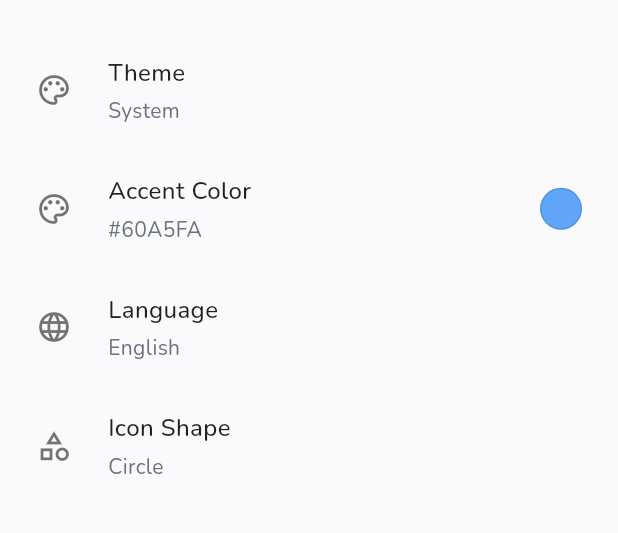
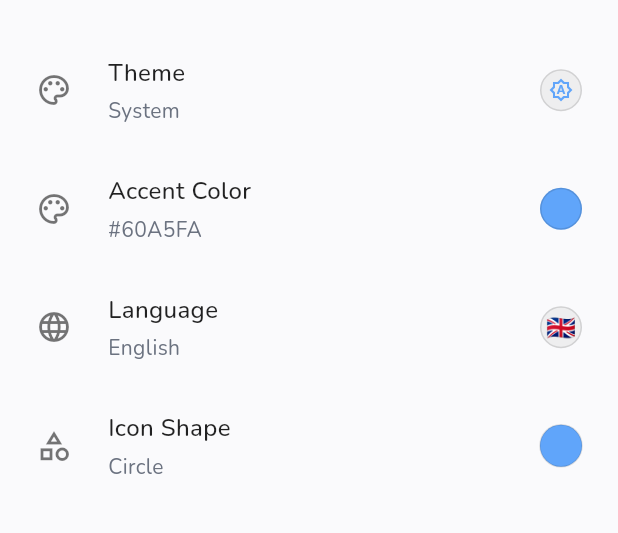
Before and after one commit to Justdhif/cuan_buddy, a Flutter app: the ThemeLanguageScreen screen opened by its route, on a phone screen of 412 x 824 dp, the part 65-598 px from its top. Run offline on Flutter 3.47's test engine with Material 3 defaults, Android fonts, the phone set to English and light mode, and no system bars; our stand-ins replace awesome_snackbar_content, cached_network_image, convex_bottom_bar, dio, emoji_picker_flutter, file_picker and 15 more; missing offline and left inert: home_widget, record; accounts and stored records are empty; network calls fail.

```diff
--- a/frontend_app/mobile/lib/features/profile/presentation/screens/theme_language_screen.dart
+++ b/frontend_app/mobile/lib/features/profile/presentation/screens/theme_language_screen.dart
@@ -107,12 +107,26 @@ class _ThemeLanguageScreenState extends ConsumerState<ThemeLanguageScreen> {
     }
   }
 
+  IconData _getThemeIcon(AppThemeMode mode) {
+    switch (mode) {
+      case AppThemeMode.system:
+        return Icons.brightness_auto_outlined;
+      case AppThemeMode.light:
+        return Icons.light_mode_outlined;
+      case AppThemeMode.dark:
+        return Icons.dark_mode_outlined;
+      case AppThemeMode.sunrise:
+        return Icons.wb_twilight_rounded;
+    }
+  }
+
   @override
   Widget build(BuildContext context) {
     final l10n = AppLocalizations.of(context);
     final themeMode = ref.watch(themeModeProvider);
     final accentColor = ref.watch(accentColorProvider);
     final shapeMode = ref.watch(categoryIconShapeProvider);
+    final isDark = Theme.of(context).brightness == Brightness.dark;
 
     return Scaffold(
       backgroundColor: Theme.of(context).scaffoldBackgroundColor,
@@ -139,14 +153,40 @@ class _ThemeLanguageScreenState extends ConsumerState<ThemeLanguageScreen> {
             title: l10n.theme,
             subtitle: _getThemeLabel(themeMode, l10n),
             onTap: () => _showThemePicker(context),
+            trailing: Container(
+              width: 28,
+              height: 28,
+              decoration: BoxDecoration(
+                color: isDark ? Colors.white10 : Colors.black.withValues(alpha: 0.05),
+                shape: BoxShape.circle,
+                border: Border.all(
+                  color: isDark ? Colors.white24 : Colors.black12,
+                ),
+              ),
+              child: Icon(
+                _getThemeIcon(themeMode),
+                size: 16,
+                color: accentColor,
+              ),
+            ),
           ),
-          _buildColorTile(
+          _buildListTile(
             context: context,
             icon: Icons.color_lens_outlined,
             title: l10n.accentColor,
             subtitle: _getAccentLabel(accentColor),
-            color: accentColor,
             onTap: () => _showAccentPicker(context),
+            trailing: Container(
+              width: 28,
+              height: 28,
+              decoration: BoxDecoration(
+                color: accentColor,
+                shape: BoxShape.circle,
+                border: Border.all(
+                  color: isDark ? Colors.white24 : Colors.black12,
+                ),
+              ),
+            ),
           ),
           _buildListTile(
             context: context,
@@ -154,6 +194,22 @@ class _ThemeLanguageScreenState extends ConsumerState<ThemeLanguageScreen> {
             title: l10n.language,
             subtitle: _getLanguageLabel(ref),
             onTap: () => _showLanguagePicker(context),
+            trailing: Container(
+              width: 28,
+              height: 28,
+              decoration: BoxDecoration(
+                color: isDark ? Colors.white10 : Colors.black.withValues(alpha: 0.05),
+                shape: BoxShape.circle,
+                border: Border.all(
+                  color: isDark ? Colors.white24 : Colors.black12,
+                ),
+              ),
+              alignment: Alignment.center,
+              child: Text(
+                ref.watch(languageProvider) == 'id' ? '🇮🇩' : '🇬🇧',
+                style: const TextStyle(fontSize: 16),
+              ),
+            ),
           ),
           _buildListTile(
             context: context,
@@ -161,6 +217,17 @@ class _ThemeLanguageScreenState extends ConsumerState<ThemeLanguageScreen> {
             title: 'Icon Shape',
             subtitle: _getShapeLabel(shapeMode),
             onTap: () => _showShapePicker(context),
+            trailing: SizedBox(
+              width: 28,
+              height: 28,
+              child: CustomPaint(
+                painter: _ShapePreviewPainter(
+                  shapeBorder: shapeMode.toShapeBorder(28),
+                  color: accentColor,
+                  borderColor: isDark ? Colors.white24 : Colors.black12,
+                ),
+              ),
+            ),
           ),
         ],
       ),
@@ -173,6 +240,7 @@ class _ThemeLanguageScreenState extends ConsumerState<ThemeLanguageScreen> {
     required String title,
     required String subtitle,
     required VoidCallback onTap,
+    Widget? trailing,
   }) {
     final isDark = Theme.of(context).brightness == Brightness.dark;
     return InkWell(
@@ -210,70 +278,10 @@ class _ThemeLanguageScreenState extends ConsumerState<ThemeLanguageScreen> {
                 ],
               ),
             ),
-          ],
-        ),
-      ),
-    );
-  }
-
-  Widget _buildColorTile({
-    required BuildContext context,
-    required IconData icon,
-    required String title,
-    required String subtitle,
-    required Color color,
-    required VoidCallback onTap,
-  }) {
-    final isDark = Theme.of(context).brightness == Brightness.dark;
-    return InkWell(
-      onTap: onTap,
-      child: Padding(
-        padding: const EdgeInsets.symmetric(horizontal: 24, vertical: 16),
-        child: Row(
-          children: [
-            Icon(
-              icon,
-              color: isDark ? Colors.white60 : Colors.black54,
-              size: 24,
-            ),
-            const SizedBox(width: 24),
-            Expanded(
-              child: Column(
-                crossAxisAlignment: CrossAxisAlignment.start,
-                children: [
-                  Text(
-                    title,
-                    style: TextStyle(
-                      fontSize: 16,
-                      fontWeight: FontWeight.w500,
-                      color: isDark ? Colors.white : Colors.black87,
-                    ),
-                  ),
-                  const SizedBox(height: 4),
-                  Text(
-                    subtitle,
-                    style: TextStyle(
-                      fontSize: 14,
-                      color: isDark
-                          ? AppColors.textSecondaryDark
-                          : AppColors.textSecondaryLight,
-                    ),
-                  ),
-                ],
-              ),
-            ),
-            const SizedBox(width: 12),
-            Container(
-              width: 28,
-              height: 28,
-              decoration: BoxDecoration(
-                color: color,
-                shape: BoxShape.circle,
-                border: Border.all(
-                  color: isDark ? Colors.white24 : Colors.black12,
-                ),
-              ),
-            ),
+            if (trailing != null) ...[
+              const SizedBox(width: 12),
+              trailing,
+            ],
           ],
         ),
       ),
@@ -630,19 +638,33 @@ class _ShapePickerSheet extends StatelessWidget {
 }
 // ─── Shape Preview Painter ─────────────────────────────────────────────────────
 class _ShapePreviewPainter extends CustomPainter {
-  _ShapePreviewPainter({required this.shapeBorder, required this.color});
+  _ShapePreviewPainter({
+    required this.shapeBorder,
+    required this.color,
+    this.borderColor,
+  });
 
   final ShapeBorder shapeBorder;
   final Color color;
+  final Color? borderColor;
 
   @override
   void paint(Canvas canvas, Size size) {
     final rect = Offset.zero & size;
     final path = shapeBorder.getOuterPath(rect);
     canvas.drawPath(path, Paint()..color = color);
+    if (borderColor != null) {
+      canvas.drawPath(
+        path,
+        Paint()
+          ..color = borderColor!
+          ..style = PaintingStyle.stroke
+          ..strokeWidth = 1,
+      );
+    }
   }
 
   @override
   bool shouldRepaint(_ShapePreviewPainter old) =>
-      old.color != color || old.shapeBorder != shapeBorder;
+      old.color != color || old.shapeBorder != shapeBorder || old.borderColor != borderColor;
 }
```
Also changed, not shown: frontend_app/mobile/lib/features/notifications/presentation/providers/notifications_provider.dart (+10 -1 lines), frontend_app/mobile/lib/features/profile/presentation/screens/profile_screen.dart (+134 -24 lines), 1 other file.
